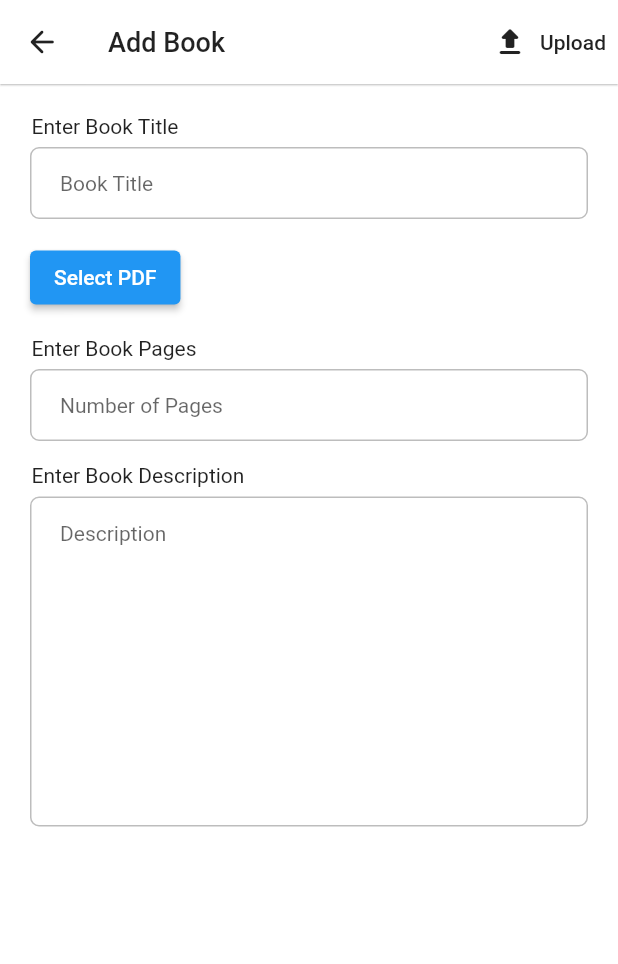
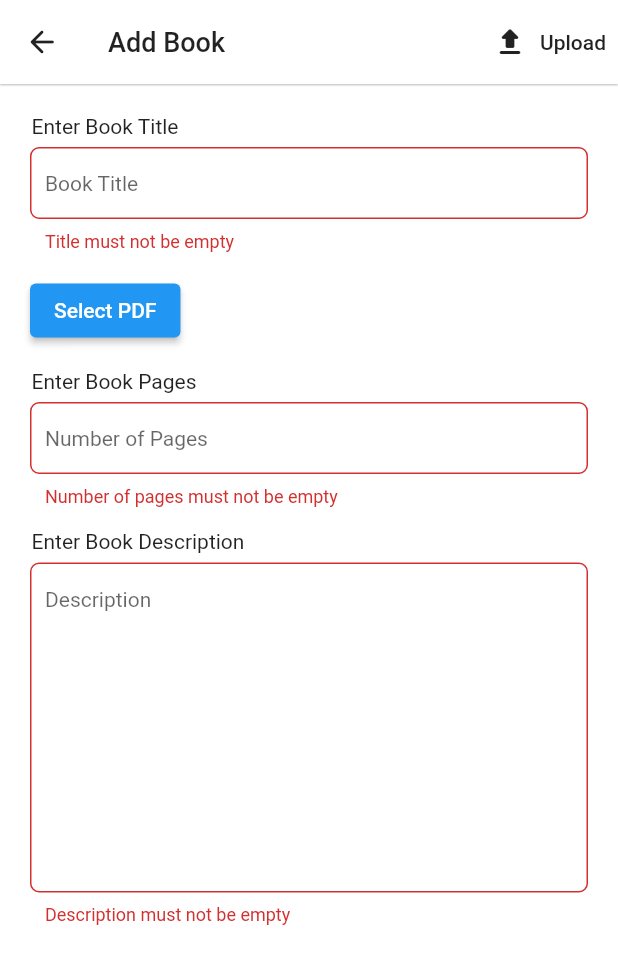
Before and after one commit to Rezuanul-Islam-Fahim/hasper_ebook_admin, a Flutter app: the AddBookScreen screen opened by its route, after a tap on "Upload", on a phone screen of 412 x 824 dp. Shown: the top 964 px of the screen. Run offline on Flutter 3.47's test engine with Material 2 defaults, Android fonts, the phone set to English and light mode, and no system bars; our stand-ins replace flutter_svg.

Commit message:
Add form field validation

```diff
--- /dev/null
+++ b/lib/models/books.dart
@@ -0,0 +1,15 @@
+import 'package:flutter/foundation.dart';
+
+class Book {
+  const Book({
+    @required this.id,
+    @required this.title,
+    @required this.pages,
+    @required this.description,
+  });
+
+  final String? id;
+  final String? title;
+  final int? pages;
+  final String? description;
+}
--- a/lib/screens/add_book_screen/add_book_screen.dart
+++ b/lib/screens/add_book_screen/add_book_screen.dart
@@ -1,7 +1,8 @@
 import 'package:flutter/material.dart';
+import 'package:hasper_ebook_admin/models/books.dart';
 
 import 'components/description_field.dart';
-import 'components/general_text_field.dart';
+import 'components/general_field_decoration.dart';
 
 class AddBookScreen extends StatefulWidget {
   static const String routeName = '/add-book';
@@ -11,7 +12,32 @@ class AddBookScreen extends StatefulWidget {
 }
 
 class _AddBookScreenState extends State<AddBookScreen> {
-  final GlobalKey _formKey = GlobalKey<FormState>();
+  final GlobalKey<FormState> _formKey = GlobalKey<FormState>();
+  Book book = Book(
+    id: null,
+    title: null,
+    pages: null,
+    description: null,
+  );
+
+  void uploadBook() {
+    if (_formKey.currentState!.validate()) {
+      _formKey.currentState!.save();
+      print(book.id);
+      print(book.title);
+      print(book.pages);
+      print(book.description);
+    }
+  }
+
+  void getDescription(String? value) {
+    book = Book(
+      id: book.id,
+      title: book.title,
+      pages: book.pages,
+      description: value,
+    );
+  }
 
   @override
   Widget build(BuildContext context) {
@@ -41,7 +67,7 @@ class _AddBookScreenState extends State<AddBookScreen> {
               'Upload',
               style: TextStyle(color: Colors.black87),
             ),
-            onPressed: () {},
+            onPressed: uploadBook,
           ),
         ],
       ),
@@ -53,9 +79,28 @@ class _AddBookScreenState extends State<AddBookScreen> {
             child: Column(
               crossAxisAlignment: CrossAxisAlignment.start,
               children: [
-                GeneralTextField(
-                  title: 'Enter Book Title',
-                  placeHolder: 'Book Title',
+                Padding(
+                  padding: const EdgeInsets.only(left: 1),
+                  child: Text('Enter Book Title'),
+                ),
+                SizedBox(height: 6),
+                TextFormField(
+                  decoration: generalFieldDecoration('Book Title'),
+                  onSaved: (String? value) {
+                    book = Book(
+                      id: book.id,
+                      title: value,
+                      pages: book.pages,
+                      description: book.description,
+                    );
+                  },
+                  validator: (String? value) {
+                    if (value!.isEmpty) {
+                      return 'Title must not be empty';
+                    }
+
+                    return null;
+                  },
                 ),
                 SizedBox(height: 15),
                 ElevatedButton(
@@ -63,13 +108,36 @@ class _AddBookScreenState extends State<AddBookScreen> {
                   onPressed: () {},
                 ),
                 SizedBox(height: 15),
-                GeneralTextField(
-                  title: 'Enter Book Pages',
-                  placeHolder: 'Number of Pages',
-                  isNumbered: true,
+                Padding(
+                  padding: const EdgeInsets.only(left: 1),
+                  child: Text('Enter Book Pages'),
+                ),
+                SizedBox(height: 6),
+                TextFormField(
+                  decoration: generalFieldDecoration('Number of Pages'),
+                  keyboardType: TextInputType.number,
+                  onSaved: (String? value) {
+                    book = Book(
+                      id: book.id,
+                      title: book.title,
+                      pages: int.parse(value!),
+                      description: book.description,
+                    );
+                  },
+                  validator: (String? value) {
+                    if (value!.isEmpty) {
+                      return 'Number of pages must not be empty';
+                    } else if (int.tryParse(value) == null) {
+                      return 'Please enter a valid number';
+                    } else if (int.parse(value) <= 0) {
+                      return 'Please enter a number greater than zero(0)';
+                    }
+
+                    return null;
+                  },
                 ),
                 SizedBox(height: 15),
-                DescriptionField(),
+                DescriptionField(getDescription),
               ],
             ),
           ),
--- a/lib/screens/add_book_screen/components/description_field.dart
+++ b/lib/screens/add_book_screen/components/description_field.dart
@@ -1,6 +1,10 @@
 import 'package:flutter/material.dart';
 
 class DescriptionField extends StatelessWidget {
+  const DescriptionField(this.handler);
+
+  final Function? handler;
+
   @override
   Widget build(BuildContext context) {
     return Column(
@@ -15,7 +19,7 @@ class DescriptionField extends StatelessWidget {
           decoration: InputDecoration(
             hintText: 'Description',
             hintStyle: TextStyle(fontSize: 14),
-            contentPadding: EdgeInsets.symmetric(horizontal: 20, vertical: 15),
+            contentPadding: EdgeInsets.symmetric(horizontal: 10, vertical: 15),
             border: OutlineInputBorder(
               borderSide: BorderSide(color: Colors.grey[400]!),
               borderRadius: BorderRadius.circular(6),
@@ -31,6 +35,16 @@ class DescriptionField extends StatelessWidget {
           ),
           minLines: 10,
           maxLines: 10,
+          onSaved: (String? value) => handler!(value),
+          validator: (String? value) {
+            if (value!.isEmpty) {
+              return 'Description must not be empty';
+            } else if (value.length < 50) {
+              return 'Description should be at least 50 characters';
+            }
+
+            return null;
+          },
         ),
       ],
     );
--- /dev/null
+++ b/lib/screens/add_book_screen/components/general_field_decoration.dart
@@ -0,0 +1,21 @@
+import 'package:flutter/material.dart';
+
+InputDecoration generalFieldDecoration(String? placeHolder) {
+  return InputDecoration(
+    hintText: placeHolder,
+    hintStyle: TextStyle(fontSize: 14),
+    contentPadding: EdgeInsets.symmetric(vertical: 0, horizontal: 10),
+    border: OutlineInputBorder(
+      borderSide: BorderSide(color: Colors.grey[400]!),
+      borderRadius: BorderRadius.circular(6),
+    ),
+    enabledBorder: OutlineInputBorder(
+      borderSide: BorderSide(color: Colors.grey[400]!),
+      borderRadius: BorderRadius.circular(6),
+    ),
+    focusedBorder: OutlineInputBorder(
+      borderSide: BorderSide(color: Colors.grey[400]!),
+      borderRadius: BorderRadius.circular(6),
+    ),
+  );
+}
--- a/lib/screens/add_book_screen/components/general_text_field.dart
+++ /dev/null
@@ -1,47 +0,0 @@
-import 'package:flutter/material.dart';
-
-class GeneralTextField extends StatelessWidget {
-  const GeneralTextField({
-    this.title,
-    this.placeHolder,
-    this.isNumbered = false,
-  });
-
-  final String? title;
-  final String? placeHolder;
-  final bool? isNumbered;
-
-  @override
-  Widget build(BuildContext context) {
-    return Column(
-      crossAxisAlignment: CrossAxisAlignment.start,
-      children: [
-        Padding(
-          padding: const EdgeInsets.only(left: 1),
-          child: Text(title!),
-        ),
-        SizedBox(height: 6),
-        TextFormField(
-          decoration: InputDecoration(
-            hintText: placeHolder,
-            hintStyle: TextStyle(fontSize: 14),
-            contentPadding: EdgeInsets.symmetric(horizontal: 20),
-            border: OutlineInputBorder(
-              borderSide: BorderSide(color: Colors.grey[400]!),
-              borderRadius: BorderRadius.circular(6),
-            ),
-            enabledBorder: OutlineInputBorder(
-              borderSide: BorderSide(color: Colors.grey[400]!),
-              borderRadius: BorderRadius.circular(6),
-            ),
-            focusedBorder: OutlineInputBorder(
-              borderSide: BorderSide(color: Colors.grey[400]!),
-              borderRadius: BorderRadius.circular(6),
-            ),
-          ),
-          keyboardType: isNumbered! ? TextInputType.number : TextInputType.text,
-        ),
-      ],
-    );
-  }
-}
```
